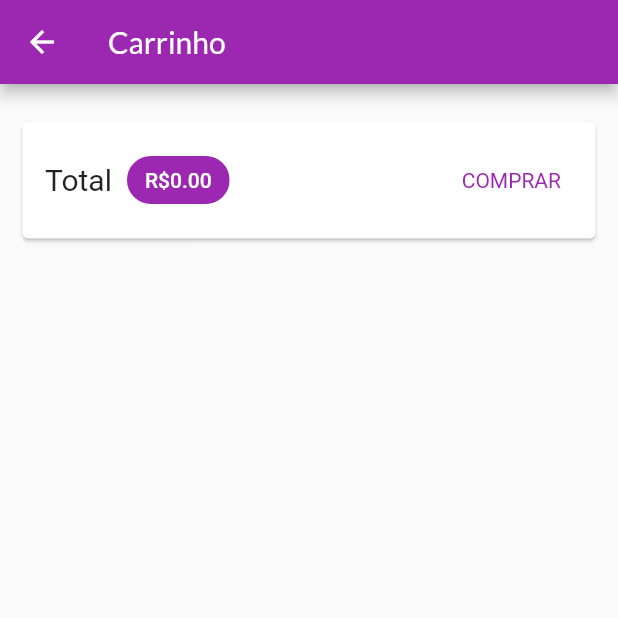
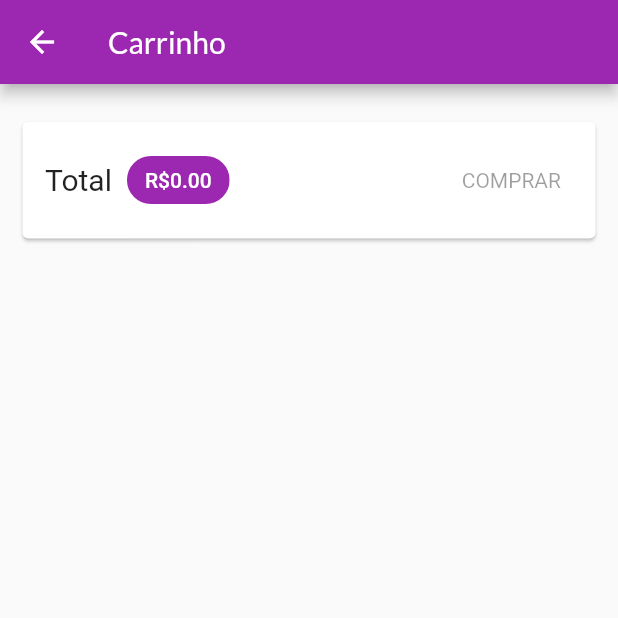
Before and after one commit to fvieir/flutter-shop, a Flutter app: the CartPage screen opened by its route, on a phone screen of 412 x 824 dp, the top half of it. Run offline on Flutter 3.47's test engine with Material 2 defaults, Android fonts, the phone set to English and light mode, and no system bars; network calls fail.

Commit message:
Integrando carrinho de compra com Firebase

```diff
--- a/lib/pages/cart_page.dart
+++ b/lib/pages/cart_page.dart
@@ -43,17 +43,7 @@ class CartPage extends StatelessWidget {
                     ),
                   ),
                   const Spacer(),
-                  TextButton(
-                    onPressed: () {
-                      orderList.addOrder(cart);
-                      cart.clear();
-                    },
-                    style: TextButton.styleFrom(
-                        textStyle: TextStyle(
-                      color: Theme.of(context).colorScheme.primary,
-                    )),
-                    child: const Text('COMPRAR'),
-                  ),
+                  CartButtonBuy(cart: cart, orderList: orderList),
                 ],
               ),
             ),
@@ -69,3 +59,41 @@ class CartPage extends StatelessWidget {
     );
   }
 }
+
+class CartButtonBuy extends StatefulWidget {
+  const CartButtonBuy({
+    super.key,
+    required this.cart,
+    required this.orderList,
+  });
+
+  final Cart cart;
+  final OrderList orderList;
+
+  @override
+  State<CartButtonBuy> createState() => _CartButtonBuyState();
+}
+
+class _CartButtonBuyState extends State<CartButtonBuy> {
+  bool _isLoad = false;
+
+  @override
+  Widget build(BuildContext context) {
+    return TextButton(
+      onPressed: widget.cart.itemCount == 0
+          ? null
+          : () async {
+              setState(() => _isLoad = true);
+              await widget.orderList.addOrder(widget.cart);
+              widget.cart.clear();
+              setState(() => _isLoad = false);
+            },
+      style: TextButton.styleFrom(
+          textStyle: TextStyle(
+        color: Theme.of(context).colorScheme.primary,
+      )),
+      child:
+          _isLoad ? const CircularProgressIndicator() : const Text('COMPRAR'),
+    );
+  }
+}
```
Also changed, not shown: lib/models/order_list.dart (+29 -4 lines).
